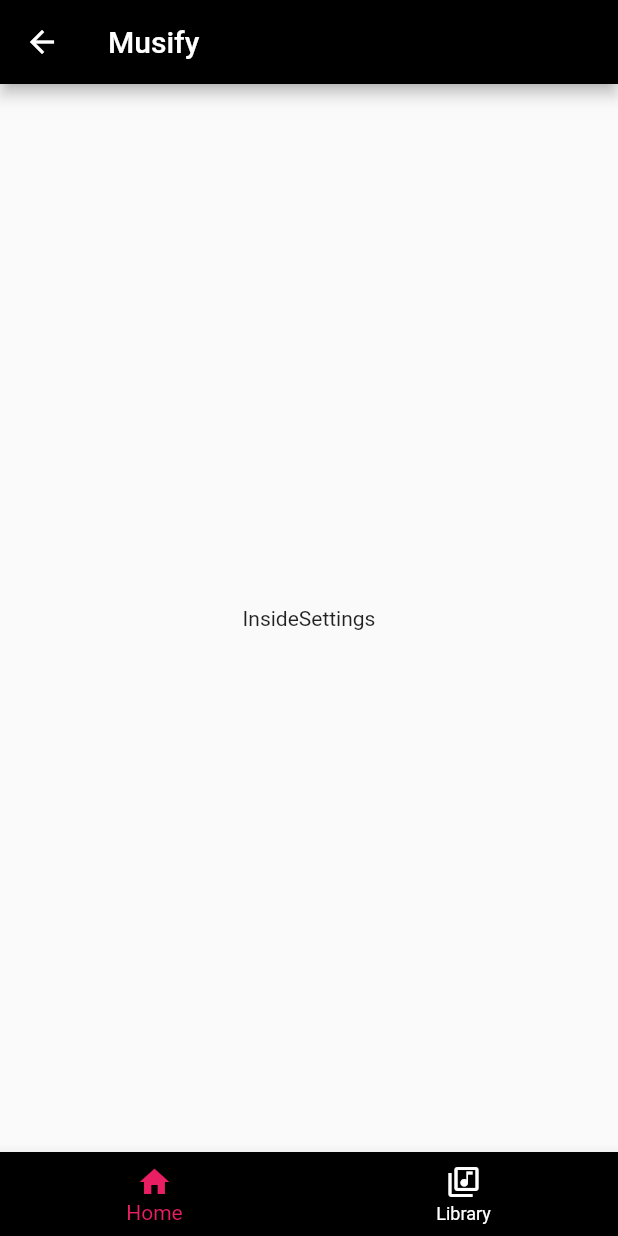
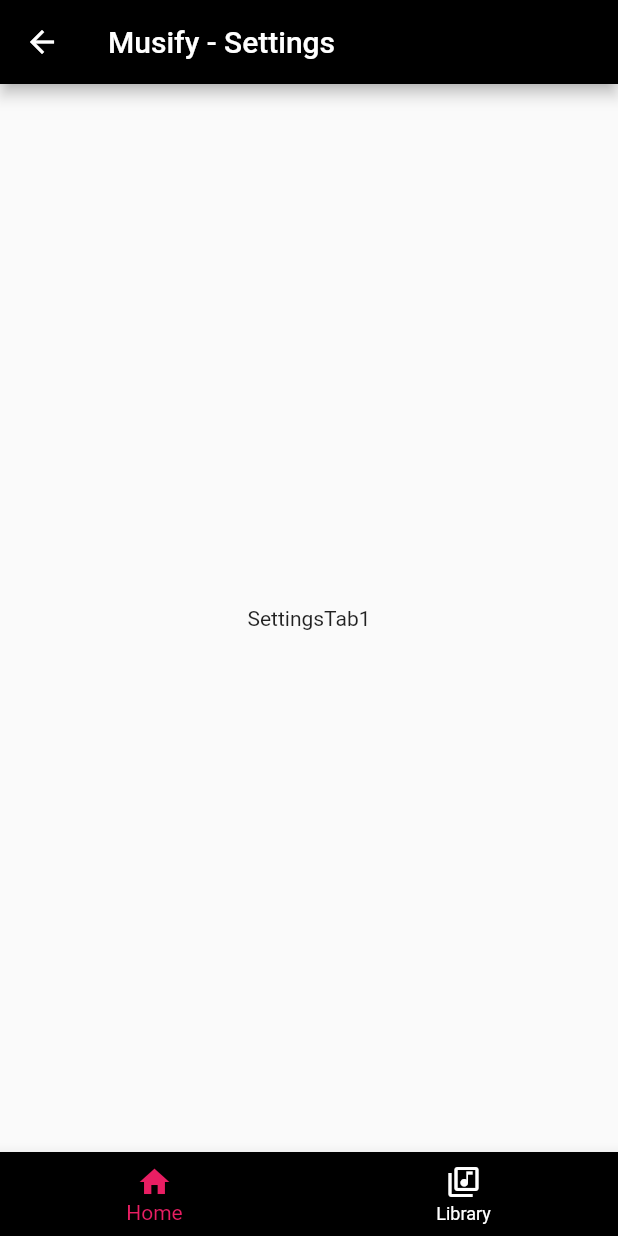
Before and after one commit to mrinfinidy/musify, a Flutter app: the screen it shows after launch, after a tap on the "settings" icon, on a phone screen of 412 x 824 dp. Run offline on Flutter 3.47's test engine with Material 2 defaults, Android fonts, the phone set to English and light mode, and no system bars.

```diff
--- a/lib/bottomNavigation/bottomNavigation.dart
+++ b/lib/bottomNavigation/bottomNavigation.dart
@@ -45,6 +45,7 @@ class _BottomNavigationState extends State<BottomNavigation> {
                         } else {
                             setState(() {
                                 _selectedTab = tabIndex;
+                                widget.items[tabIndex].navigatorKey?.currentState?.popUntil((route) => route.isFirst);
                             });
                         }
                     },
--- a/lib/pages/musifyPage.dart
+++ b/lib/pages/musifyPage.dart
@@ -1,4 +1,5 @@
 import 'package:flutter/material.dart';
+import 'package:musify/settings/settingsPage.dart';
 
 class MusifyPage extends StatefulWidget {
     final String text;
@@ -21,9 +22,7 @@ class _MusifyState extends State<MusifyPage> {
                 actions: <Widget>[
                     IconButton(
                         onPressed: (() => Navigator.push(context,
-                                MaterialPageRoute(builder: (_) => HomeTab(
-                                        text: 'Settings',
-                                ))
+                                MaterialPageRoute(builder: (_) => SettingsPage(text: widget.text))
                             )
                         ),
                         icon: Icon(Icons.settings),
--- /dev/null
+++ b/lib/settings/settingsPage.dart
@@ -0,0 +1,27 @@
+import 'package:flutter/material.dart';
+import 'package:flutter/widgets.dart';
+
+class SettingsPage extends StatefulWidget {
+    final String text;
+
+    const SettingsPage({super.key, required this.text});
+
+    @override
+    State<SettingsPage> createState() => _SettingsPageState();
+}
+
+class _SettingsPageState extends State<SettingsPage> {
+    @override
+    Widget build(BuildContext context) {
+        return Scaffold(
+            appBar: AppBar(
+                title: const Text('Musify - Settings'),
+                backgroundColor: Colors.black,
+                foregroundColor: Colors.white,
+            ),
+            body: Center(
+                child: Text('Settings' + widget.text),
+            ),
+        );
+    }
+}
```
